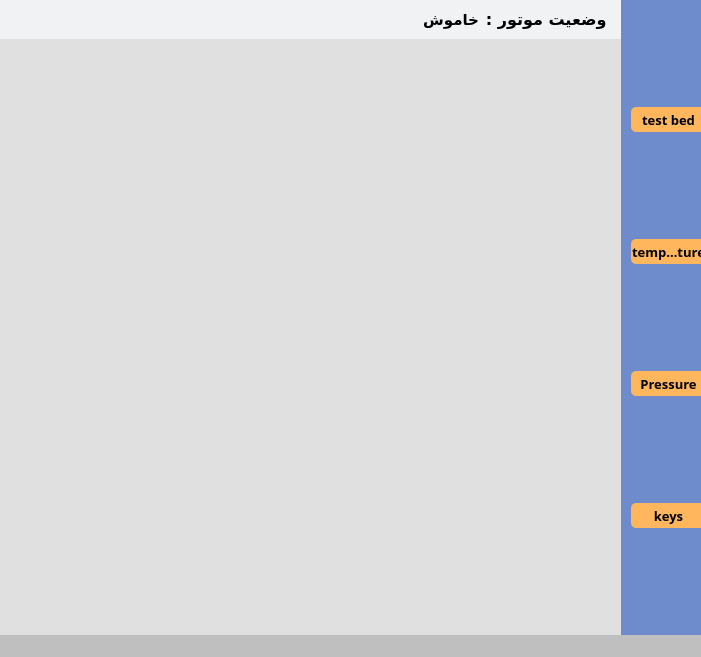
The window that main.ui (AmirNikravan/Control-Monitor) describes before a commit, drawn with Qt 5.
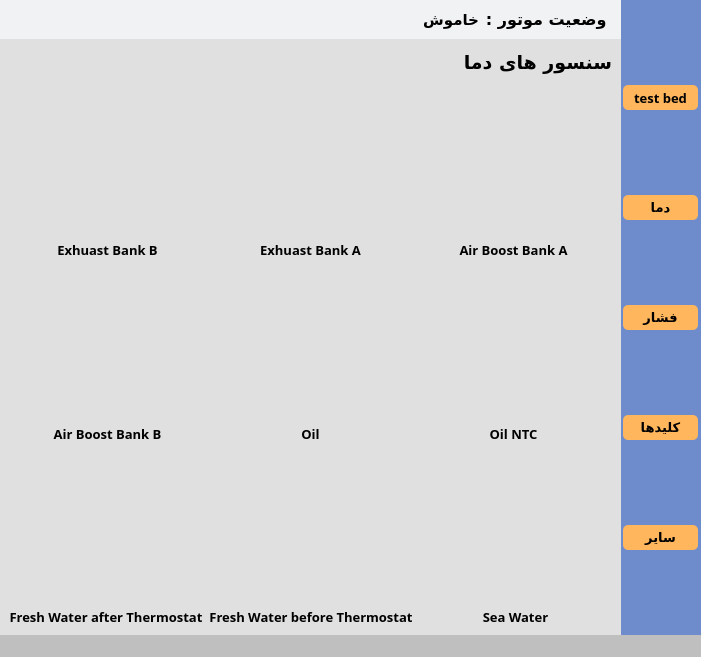
The same window after the commit. The open tabs and pages were chosen to show the change. Custom widgets are drawn as their Qt base class.

What changed in the file:
```diff
--- a/main.ui
+++ b/main.ui
@@ -602,7 +602,605 @@
           </item>
          </layout>
         </widget>
-        <widget class="QWidget" name="page_2"/>
+        <widget class="QWidget" name="temperature">
+         <layout class="QVBoxLayout" name="verticalLayout_20">
+          <item>
+           <widget class="QLabel" name="label_5">
+            <property name="minimumSize">
+             <size>
+              <width>0</width>
+              <height>12</height>
+             </size>
+            </property>
+            <property name="maximumSize">
+             <size>
+              <width>16777215</width>
+              <height>28</height>
+             </size>
+            </property>
+            <property name="font">
+             <font>
+              <family>IRANSansXFaNum</family>
+              <pointsize>14</pointsize>
+              <weight>75</weight>
+              <bold>true</bold>
+             </font>
+            </property>
+            <property name="text">
+             <string>سنسور های دما</string>
+            </property>
+           </widget>
+          </item>
+          <item>
+           <layout class="QHBoxLayout" name="horizontalLayout_9">
+            <item>
+             <layout class="QVBoxLayout" name="verticalLayout_7">
+              <item>
+               <widget class="AnalogGaugeWidget" name="exhuast_bank_a_temp_gauge" native="true"/>
+              </item>
+              <item>
+               <widget class="QLabel" name="label_6">
+                <property name="maximumSize">
+                 <size>
+                  <width>16777215</width>
+                  <height>19</height>
+                 </size>
+                </property>
+                <property name="font">
+                 <font>
+                  <family>IRANSansXFaNum</family>
+                  <pointsize>10</pointsize>
+                  <weight>75</weight>
+                  <bold>true</bold>
+                 </font>
+                </property>
+                <property name="text">
+                 <string>Exhuast Bank B</string>
+                </property>
+                <property name="alignment">
+                 <set>Qt::AlignCenter</set>
+                </property>
+               </widget>
+              </item>
+             </layout>
+            </item>
+            <item>
+             <layout class="QVBoxLayout" name="verticalLayout_11">
+              <item>
+               <widget class="AnalogGaugeWidget" name="exhuast_bank_b_temp_gauge" native="true"/>
+              </item>
+              <item>
+               <widget class="QLabel" name="exhuast_bank_b_gauge">
+                <property name="maximumSize">
+                 <size>
+                  <width>16777215</width>
+                  <height>19</height>
+                 </size>
+                </property>
+                <property name="font">
+                 <font>
+                  <family>IRANSansXFaNum</family>
+                  <pointsize>10</pointsize>
+                  <weight>75</weight>
+                  <bold>true</bold>
+                 </font>
+                </property>
+                <property name="text">
+                 <string>Exhuast Bank A</string>
+                </property>
+                <property name="alignment">
+                 <set>Qt::AlignCenter</set>
+                </property>
+               </widget>
+              </item>
+             </layout>
+            </item>
+            <item>
+             <layout class="QVBoxLayout" name="verticalLayout_12">
+              <item>
+               <widget class="AnalogGaugeWidget" name="airboost_bank_a_temp_gauge" native="true"/>
+              </item>
+              <item>
+               <widget class="QLabel" name="label_11">
+                <property name="maximumSize">
+                 <size>
+                  <width>16777215</width>
+                  <height>19</height>
+                 </size>
+                </property>
+                <property name="font">
+                 <font>
+                  <family>IRANSansXFaNum</family>
+                  <pointsize>10</pointsize>
+                  <weight>75</weight>
+                  <bold>true</bold>
+                 </font>
+                </property>
+                <property name="text">
+                 <string>Air Boost Bank A</string>
+                </property>
+                <property name="alignment">
+                 <set>Qt::AlignCenter</set>
+                </property>
+               </widget>
+              </item>
+             </layout>
+            </item>
+           </layout>
+          </item>
+          <item>
+           <layout class="QHBoxLayout" name="horizontalLayout_10">
+            <item>
+             <layout class="QVBoxLayout" name="verticalLayout_13">
+              <item>
+               <widget class="AnalogGaugeWidget" name="airboost_bank_b_temp_gauge" native="true"/>
+              </item>
+              <item>
+               <widget class="QLabel" name="label_12">
+                <property name="maximumSize">
+                 <size>
+                  <width>16777215</width>
+                  <height>19</height>
+                 </size>
+                </property>
+                <property name="font">
+                 <font>
+                  <family>IRANSansXFaNum</family>
+                  <pointsize>10</pointsize>
+                  <weight>75</weight>
+                  <bold>true</bold>
+                 </font>
+                </property>
+                <property name="text">
+                 <string>Air Boost Bank B</string>
+                </property>
+                <property name="alignment">
+                 <set>Qt::AlignCenter</set>
+                </property>
+               </widget>
+              </item>
+             </layout>
+            </item>
+            <item>
+             <layout class="QVBoxLayout" name="verticalLayout_14">
+              <item>
+               <widget class="AnalogGaugeWidget" name="oil_temp_gauge" native="true"/>
+              </item>
+              <item>
+               <widget class="QLabel" name="label_10">
+                <property name="maximumSize">
+                 <size>
+                  <width>16777215</width>
+                  <height>19</height>
+                 </size>
+                </property>
+                <property name="font">
+                 <font>
+                  <family>IRANSansXFaNum</family>
+                  <pointsize>10</pointsize>
+                  <weight>75</weight>
+                  <bold>true</bold>
+                 </font>
+                </property>
+                <property name="text">
+                 <string>Oil</string>
+                </property>
+                <property name="alignment">
+                 <set>Qt::AlignCenter</set>
+                </property>
+               </widget>
+              </item>
+             </layout>
+            </item>
+            <item>
+             <layout class="QVBoxLayout" name="verticalLayout_16">
+              <item>
+               <widget class="AnalogGaugeWidget" name="oil_ntc_temp_gauge" native="true"/>
+              </item>
+              <item>
+               <widget class="QLabel" name="label_15">
+                <property name="maximumSize">
+                 <size>
+                  <width>16777215</width>
+                  <height>19</height>
+                 </size>
+                </property>
+                <property name="font">
+                 <font>
+                  <family>IRANSansXFaNum</family>
+                  <pointsize>10</pointsize>
+                  <weight>75</weight>
+                  <bold>true</bold>
+                 </font>
+                </property>
+                <property name="text">
+                 <string>Oil NTC</string>
+                </property>
+                <property name="alignment">
+                 <set>Qt::AlignCenter</set>
+                </property>
+               </widget>
+              </item>
+             </layout>
+            </item>
+           </layout>
+          </item>
+          <item>
+           <layout class="QHBoxLayout" name="horizontalLayout_11">
+            <item>
+             <layout class="QVBoxLayout" name="verticalLayout_17">
+              <item>
+               <widget class="AnalogGaugeWidget" name="freshwater_afterthermo_temp_gauge" native="true"/>
+              </item>
+              <item>
+               <widget class="QLabel" name="label_16">
+                <property name="maximumSize">
+                 <size>
+                  <width>16777215</width>
+                  <height>19</height>
+                 </size>
+                </property>
+                <property name="font">
+                 <font>
+                  <family>IRANSansXFaNum</family>
+                  <pointsize>10</pointsize>
+                  <weight>75</weight>
+                  <bold>true</bold>
+                 </font>
+                </property>
+                <property name="text">
+                 <string>Fresh Water after Thermostat</string>
+                </property>
+                <property name="alignment">
+                 <set>Qt::AlignCenter</set>
+                </property>
+               </widget>
+              </item>
+             </layout>
+            </item>
+            <item>
+             <layout class="QVBoxLayout" name="verticalLayout_18">
+              <item>
+               <widget class="AnalogGaugeWidget" name="freshwater_beforethermo_temp_gauge" native="true"/>
+              </item>
+              <item>
+               <widget class="QLabel" name="label_17">
+                <property name="maximumSize">
+                 <size>
+                  <width>16777215</width>
+                  <height>19</height>
+                 </size>
+                </property>
+                <property name="font">
+                 <font>
+                  <family>IRANSansXFaNum</family>
+                  <pointsize>10</pointsize>
+                  <weight>75</weight>
+                  <bold>true</bold>
+                 </font>
+                </property>
+                <property name="text">
+                 <string>Fresh Water before Thermostat</string>
+                </property>
+                <property name="alignment">
+                 <set>Qt::AlignCenter</set>
+                </property>
+               </widget>
+              </item>
+             </layout>
+            </item>
+            <item>
+             <layout class="QVBoxLayout" name="verticalLayout_19">
+              <item>
+               <widget class="AnalogGaugeWidget" name="sea_water_temp_gauge" native="true"/>
+              </item>
+              <item>
+               <widget class="QLabel" name="label_18">
+                <property name="maximumSize">
+                 <size>
+                  <width>16777215</width>
+                  <height>19</height>
+                 </size>
+                </property>
+                <property name="font">
+                 <font>
+                  <family>IRANSansXFaNum</family>
+                  <pointsize>10</pointsize>
+                  <weight>75</weight>
+                  <bold>true</bold>
+                 </font>
+                </property>
+                <property name="text">
+                 <string>Sea Water</string>
+                </property>
+                <property name="alignment">
+                 <set>Qt::AlignCenter</set>
+                </property>
+               </widget>
+              </item>
+             </layout>
+            </item>
+           </layout>
+          </item>
+         </layout>
+        </widget>
+        <widget class="QWidget" name="pressure">
+         <layout class="QVBoxLayout" name="verticalLayout_26">
+          <item>
+           <widget class="QLabel" name="label_13">
+            <property name="maximumSize">
+             <size>
+              <width>16777215</width>
+              <height>28</height>
+             </size>
+            </property>
+            <property name="font">
+             <font>
+              <family>IRANSansXFaNum</family>
+              <pointsize>14</pointsize>
+              <weight>75</weight>
+              <bold>true</bold>
+             </font>
+            </property>
+            <property name="text">
+             <string>سنسور فشار</string>
+            </property>
+           </widget>
+          </item>
+          <item>
+           <layout class="QHBoxLayout" name="horizontalLayout_12">
+            <item>
+             <layout class="QVBoxLayout" name="verticalLayout_21">
+              <item>
+               <widget class="AnalogGaugeWidget" name="oil_pressure_gauge" native="true">
+                <property name="maximumSize">
+                 <size>
+                  <width>16777215</width>
+                  <height>220</height>
+                 </size>
+                </property>
+               </widget>
+              </item>
+              <item>
+               <widget class="QLabel" name="label_19">
+                <property name="maximumSize">
+                 <size>
+                  <width>16777215</width>
+                  <height>19</height>
+                 </size>
+                </property>
+                <property name="font">
+                 <font>
+                  <family>IRANSansXFaNum</family>
+                  <pointsize>10</pointsize>
+                  <weight>75</weight>
+                  <bold>true</bold>
+                 </font>
+                </property>
+                <property name="text">
+                 <string>Oil</string>
+                </property>
+                <property name="alignment">
+                 <set>Qt::AlignCenter</set>
+                </property>
+               </widget>
+              </item>
+             </layout>
+            </item>
+            <item>
+             <layout class="QVBoxLayout" name="verticalLayout_22">
+              <item>
+               <widget class="AnalogGaugeWidget" name="oil_switch_pressure_gauge" native="true">
+                <property name="maximumSize">
+                 <size>
+                  <width>16777215</width>
+                  <height>220</height>
+                 </size>
+                </property>
+               </widget>
+              </item>
+              <item>
+               <widget class="QLabel" name="label_20">
+                <property name="maximumSize">
+                 <size>
+                  <width>16777215</width>
+                  <height>19</height>
+                 </size>
+                </property>
+                <property name="font">
+                 <font>
+                  <family>IRANSansXFaNum</family>
+                  <pointsize>10</pointsize>
+                  <weight>75</weight>
+                  <bold>true</bold>
+                 </font>
+                </property>
+                <property name="text">
+                 <string>Oil Switch</string>
+                </property>
+                <property name="alignment">
+                 <set>Qt::AlignCenter</set>
+                </property>
+               </widget>
+              </item>
+             </layout>
+            </item>
+            <item>
+             <layout class="QVBoxLayout" name="verticalLayout_23">
+              <item>
+               <widget class="AnalogGaugeWidget" name="airboost_pressure_gauge" native="true">
+                <property name="maximumSize">
+                 <size>
+                  <width>16777215</width>
+                  <height>220</height>
+                 </size>
+                </property>
+               </widget>
+              </item>
+              <item>
+               <widget class="QLabel" name="label_21">
+                <property name="maximumSize">
+                 <size>
+                  <width>16777215</width>
+                  <height>19</height>
+                 </size>
+                </property>
+                <property name="font">
+                 <font>
+                  <family>IRANSansXFaNum</family>
+                  <pointsize>10</pointsize>
+                  <weight>75</weight>
+                  <bold>true</bold>
+                 </font>
+                </property>
+                <property name="text">
+                 <string>Air Boost</string>
+                </property>
+                <property name="alignment">
+                 <set>Qt::AlignCenter</set>
+                </property>
+               </widget>
+              </item>
+             </layout>
+            </item>
+           </layout>
+          </item>
+          <item>
+           <layout class="QHBoxLayout" name="horizontalLayout_13">
+            <item>
+             <spacer name="horizontalSpacer_2">
+              <property name="orientation">
+               <enum>Qt::Horizontal</enum>
+              </property>
+              <property name="sizeHint" stdset="0">
+               <size>
+                <width>40</width>
+                <height>20</height>
+               </size>
+              </property>
+             </spacer>
+            </item>
+            <item>
+             <layout class="QVBoxLayout" name="verticalLayout_25">
+              <item>
+               <widget class="AnalogGaugeWidget" name="sea_water_pressure_gauge" native="true">
+                <property name="minimumSize">
+                 <size>
+                  <width>196</width>
+                  <height>0</height>
+                 </size>
+                </property>
+                <property name="maximumSize">
+                 <size>
+                  <width>16777215</width>
+                  <height>220</height>
+                 </size>
+                </property>
+               </widget>
+              </item>
+              <item>
+               <widget class="QLabel" name="label_23">
+                <property name="maximumSize">
+                 <size>
+                  <width>16777215</width>
+                  <height>19</height>
+                 </size>
+                </property>
+                <property name="font">
+                 <font>
+                  <family>IRANSansXFaNum</family>
+                  <pointsize>10</pointsize>
+                  <weight>75</weight>
+                  <bold>true</bold>
+                 </font>
+                </property>
+                <property name="text">
+                 <string>Sea Water</string>
+                </property>
+                <property name="alignment">
+                 <set>Qt::AlignCenter</set>
+                </property>
+               </widget>
+              </item>
+             </layout>
+            </item>
+            <item>
+             <spacer name="horizontalSpacer_4">
+              <property name="orientation">
+               <enum>Qt::Horizontal</enum>
+              </property>
+              <property name="sizeType">
+               <enum>QSizePolicy::Maximum</enum>
+              </property>
+              <property name="sizeHint" stdset="0">
+               <size>
+                <width>82</width>
+                <height>20</height>
+               </size>
+              </property>
+             </spacer>
+            </item>
+            <item>
+             <layout class="QVBoxLayout" name="verticalLayout_24">
+              <item>
+               <widget class="AnalogGaugeWidget" name="fuel_pressure_gauge" native="true">
+                <property name="minimumSize">
+                 <size>
+                  <width>196</width>
+                  <height>0</height>
+                 </size>
+                </property>
+                <property name="maximumSize">
+                 <size>
+                  <width>16777215</width>
+                  <height>220</height>
+                 </size>
+                </property>
+               </widget>
+              </item>
+              <item>
+               <widget class="QLabel" name="label_22">
+                <property name="maximumSize">
+                 <size>
+                  <width>16777215</width>
+                  <height>19</height>
+                 </size>
+                </property>
+                <property name="font">
+                 <font>
+                  <family>IRANSansXFaNum</family>
+                  <pointsize>10</pointsize>
+                  <weight>75</weight>
+                  <bold>true</bold>
+                 </font>
+                </property>
+                <property name="text">
+                 <string>Fuel Pressure</string>
+                </property>
+                <property name="alignment">
+                 <set>Qt::AlignCenter</set>
+                </property>
+               </widget>
+              </item>
+             </layout>
+            </item>
+            <item>
+             <spacer name="horizontalSpacer_3">
+              <property name="orientation">
+               <enum>Qt::Horizontal</enum>
+              </property>
+              <property name="sizeHint" stdset="0">
+               <size>
+                <width>40</width>
+                <height>20</height>
+               </size>
+              </property>
+             </spacer>
+            </item>
+           </layout>
+          </item>
+         </layout>
+        </widget>
        </widget>
       </item>
      </layout>
@@ -633,7 +1231,7 @@
         <number>0</number>
        </property>
        <property name="leftMargin">
-        <number>10</number>
+        <number>2</number>
        </property>
        <property name="topMargin">
         <number>0</number>
@@ -694,7 +1292,7 @@
           </font>
          </property>
          <property name="text">
-          <string>temperature</string>
+          <string>دما</string>
          </property>
         </widget>
        </item>
@@ -721,7 +1319,7 @@
           </font>
          </property>
          <property name="text">
-          <string>Pressure</string>
+          <string>فشار</string>
          </property>
         </widget>
        </item>
@@ -748,7 +1346,28 @@
           </font>
          </property>
          <property name="text">
-          <string>keys</string>
+          <string>کلیدها</string>
+         </property>
+        </widget>
+       </item>
+       <item>
+        <widget class="QToolButton" name="toolButton">
+         <property name="minimumSize">
+          <size>
+           <width>75</width>
+           <height>25</height>
+          </size>
+         </property>
+         <property name="font">
+          <font>
+           <family>IRANSansXFaNum</family>
+           <pointsize>10</pointsize>
+           <weight>75</weight>
+           <bold>true</bold>
+          </font>
+         </property>
+         <property name="text">
+          <string>سایر</string>
          </property>
         </widget>
        </item>
```
Left out of the diff: 2 changed lines with no effect on the pictures.
